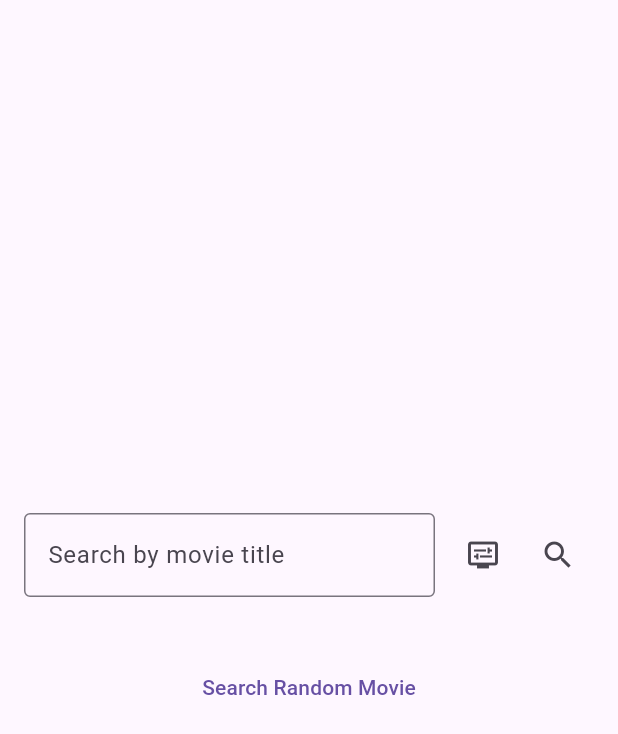
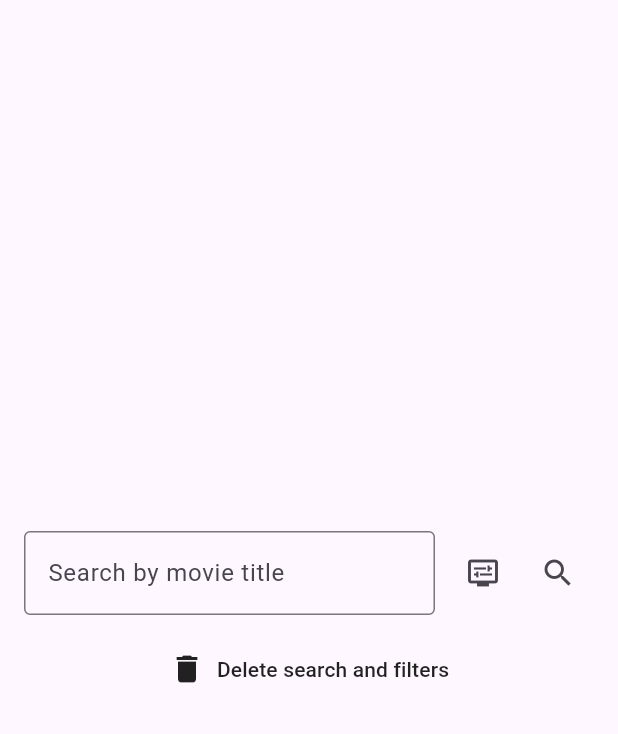
Before and after one commit to bea314/Flutter-Movie-Search-Challenge, a Flutter app: the screen it shows after launch, in the side drawer, after a tap on the "search" icon, on a phone screen of 412 x 824 dp. Shown: the top 734 px of the screen. Run offline on Flutter 3.47's test engine with Material 3 defaults, Android fonts, the phone set to English and light mode, and no system bars; our stand-ins replace dio, flutter_bloc, flutter_dotenv, get_it.

Commit message:
feat: keep state of filter variables and validate year input

```diff
--- a/lib/features/movies/logic/repositories/movie_repository.dart
+++ b/lib/features/movies/logic/repositories/movie_repository.dart
@@ -1,6 +1,5 @@
 import '../entities/movie.dart';
 import '../entities/movie_detail.dart';
-import '../enums/media_type.dart';
 
 abstract class MovieRepository {
   /// Search of movie list
--- a/lib/features/movies/views/screens/search_screen.dart
+++ b/lib/features/movies/views/screens/search_screen.dart
@@ -1,6 +1,7 @@
 import 'package:flutter/material.dart';
 import 'package:flutter_bloc/flutter_bloc.dart';
 
+import '../../logic/enums/media_type.dart';
 import '../bloc/movie_search_bloc.dart';
 import '../bloc/movie_search_event.dart';
 import '../bloc/movie_search_state.dart';
@@ -8,16 +9,23 @@ import '../widgets/drawer_filter.dart';
 import '../widgets/modal_error_bottom_sheet.dart';
 import '../widgets/movie_list_item.dart';
 
-class SearchScreen extends StatelessWidget {
-  SearchScreen({super.key});
+class SearchScreen extends StatefulWidget {
+  const SearchScreen({super.key});
 
+  @override
+  State<SearchScreen> createState() => _SearchScreenState();
+}
+
+class _SearchScreenState extends State<SearchScreen> {
   final GlobalKey<ScaffoldState> _scaffoldKey = GlobalKey<ScaffoldState>();
 
   final TextEditingController _controller = TextEditingController();
 
+    List<MediaType> _activeTypes = [];
+    String?        _activeYear;
+
     void _onSearch(BuildContext context) async {
       final query = _controller.text.trim();
-    print('Searching for: $query');
       if (query.isEmpty) {
         ErrorBottomSheet.show(
           context,
@@ -28,8 +36,12 @@ class SearchScreen extends StatelessWidget {
       } else {
         // Dispatch the event
         context.read<MovieSearchBloc>().add(
-              SearchRequested(query),
-            );
+              SearchRequested(
+                query,
+                types: _activeTypes,
+                year: _activeYear,
+              ),
+        );
       }
     }
 
@@ -38,14 +50,14 @@ class SearchScreen extends StatelessWidget {
     return Scaffold(
       key: _scaffoldKey,
       drawer: FilterDrawer(
+        selectedTypes: _activeTypes,
+        selectedYear:  _activeYear,
+        onSearch: () => _onSearch(context),
         onApply: (types, year) {
-          context.read<MovieSearchBloc>().add(
-            SearchRequested(
-              _controller.text.trim(),
-              types: types,
-              year:  year,
-            ),
-          );
+          setState(() {
+            _activeTypes = types;
+            _activeYear  = year;
+          });
         },
       ),
       body: Center(
@@ -81,12 +93,23 @@ class SearchScreen extends StatelessWidget {
                 ],
               ),
             ),
-              SizedBox(height: 36.0),
-            TextButton(
+            SizedBox(height: 12.0),
+            MaterialButton(
               onPressed: () {
-                  // TODO: call search action
+                _controller.clear();
+                setState(() {
+                  _activeTypes.clear();
+                  _activeYear = null;
+                });
               },
-              child: const Text('Search Random Movie'),
+              child: Row(
+                mainAxisSize: MainAxisSize.min,
+                children: const [
+                  Icon(Icons.delete),
+                  SizedBox(width: 8),
+                  Text('Delete search and filters'),
+                ],
+              ),
             ),
 
             BlocConsumer<MovieSearchBloc, MovieSearchState>(
--- a/lib/features/movies/views/widgets/drawer_filter.dart
+++ b/lib/features/movies/views/widgets/drawer_filter.dart
@@ -1,4 +1,5 @@
 import 'package:flutter/material.dart';
+import 'package:flutter/services.dart';
 
 import '../../logic/enums/media_type.dart';
 
@@ -6,12 +7,14 @@ class FilterDrawer extends StatefulWidget {
   final List<MediaType> selectedTypes;
   final String? selectedYear;
   final void Function(List<MediaType> selectedTypes, String? year) onApply;
+  final void Function() onSearch;
 
   const FilterDrawer({
     super.key,
     this.selectedTypes = const [],
     this.selectedYear,
     required this.onApply,
+    required this.onSearch,
   });
 
   @override
@@ -21,6 +24,7 @@ class FilterDrawer extends StatefulWidget {
 class _FilterDrawerState extends State<FilterDrawer> {
   late List<MediaType> _selectedTypes;
   final TextEditingController _yearController = TextEditingController();
+  bool _yearError = false;
 
   @override
   void initState() {
@@ -41,7 +45,16 @@ class _FilterDrawerState extends State<FilterDrawer> {
           ..add(type);
       }
     });
+    widget.onApply(_selectedTypes, _yearController.text.trim().isEmpty ? null : _yearController.text.trim());
   }
+
+  bool _isValidYear(String v) {
+    if (v.isEmpty) return true;
+    final y = int.tryParse(v);
+    final current = DateTime.now().year;
+    return y != null && y >= 1900 && y <= current;
+  }
+
 
   @override
   Widget build(BuildContext context) {
@@ -96,10 +109,30 @@ class _FilterDrawerState extends State<FilterDrawer> {
                   TextField(
                     controller: _yearController,
                     keyboardType: TextInputType.number,
+                    inputFormatters: [
+                      FilteringTextInputFormatter.digitsOnly,
+                      LengthLimitingTextInputFormatter(4),
+                    ],
                     decoration: InputDecoration(
                       hintText: 'E.g. 2010',
                       border: OutlineInputBorder(),
+                      errorText: _yearError
+                          ? 'Enter a valid year (1900-${DateTime.now().year})'
+                          : null,
                     ),
+                    onChanged: (value) {
+                      final ok = _isValidYear(value.trim());
+                      setState(() {
+                        _yearError = !ok;
+                      });
+                      // Only apply if the year is valid or null
+                      if (ok || value.trim().isEmpty) {
+                        widget.onApply(
+                          _selectedTypes,
+                          value.trim().isEmpty ? null : value.trim(),
+                        );
+                      }
+                    },
                   ),
                   const SizedBox(height: 32),
                   ElevatedButton.icon(
@@ -110,10 +143,11 @@ class _FilterDrawerState extends State<FilterDrawer> {
                             ? null
                             : _yearController.text.trim(),
                       );
+                      widget.onSearch();
                       Navigator.pop(context); // Cierra el drawer
                     },
                     icon: Icon(Icons.filter_alt),
-                    label: Text('Apply Filters'),
+                    label: Text('Search'),
                     style: ElevatedButton.styleFrom(
                       minimumSize: Size.fromHeight(48),
                     ),
```
